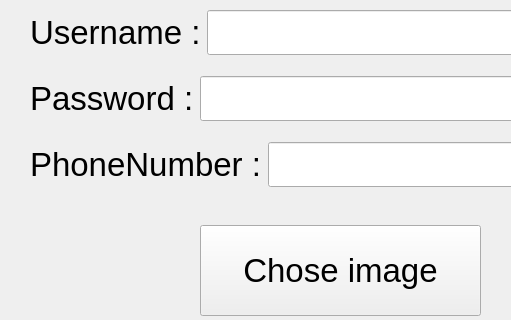
First picture: the form in X/signuporganisationuser.ui, repository MohammadrezaAldaghi/X, before the edit; both pictures show x 270 to 781 and y 175 to 495 of the 1342 by 641 pixel window.
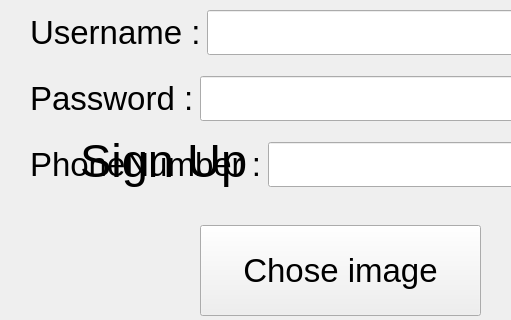
Second picture: the form after the edit.

Commit message: Add Anonymous class and ui

```diff
--- a/X/signuporganisationuser.ui
+++ b/X/signuporganisationuser.ui
@@ -49,6 +49,24 @@
     <string>Chose image</string>
    </property>
   </widget>
+  <widget class="QLabel" name="label_2">
+   <property name="geometry">
+    <rect>
+     <x>350</x>
+     <y>290</y>
+     <width>351</width>
+     <height>91</height>
+    </rect>
+   </property>
+   <property name="font">
+    <font>
+     <pointsize>35</pointsize>
+    </font>
+   </property>
+   <property name="text">
+    <string>Sign Up</string>
+   </property>
+  </widget>
   <widget class="QWidget" name="">
    <property name="geometry">
     <rect>
```
The commit also changes 15 other files.
